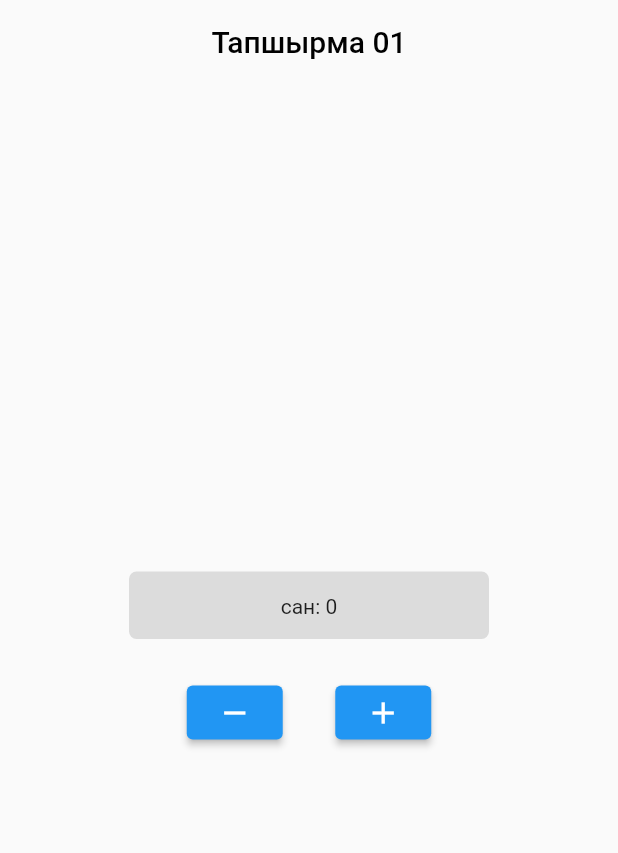
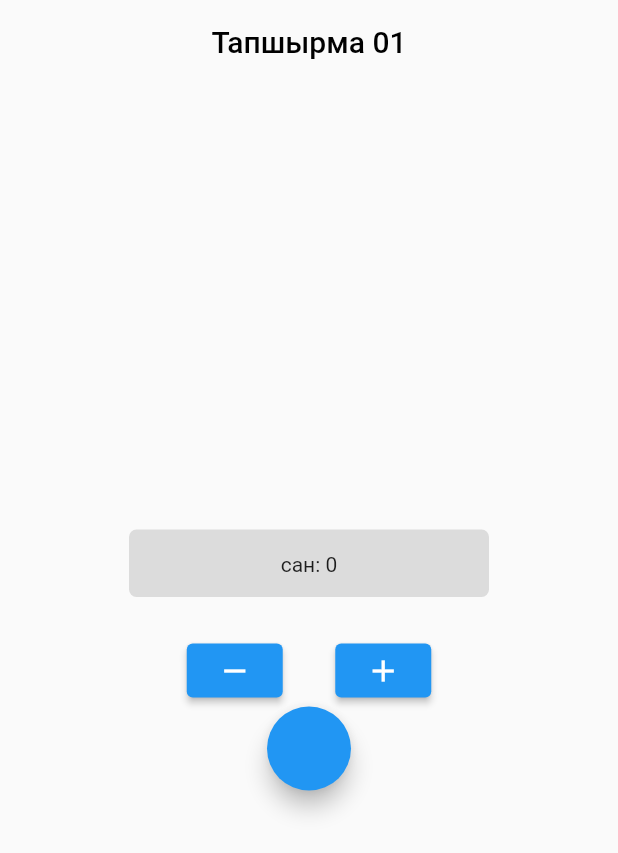
Before and after one commit to kgleader/Flutter-Projects, a Flutter app: the screen it shows after launch, on a phone screen of 412 x 824 dp. Shown: the top 853 px of the screen. Run offline on Flutter 3.47's test engine with Material 2 defaults, Android fonts, the phone set to English and light mode, and no system bars; statements that could not run were skipped.

Commit message:
sabak12_F9

```diff
--- a/counterapp/lib/counter.dart
+++ b/counterapp/lib/counter.dart
@@ -92,6 +92,8 @@ class _MyHomePageState extends State<MyHomePage> {
                       child: const Icon(Icons.add),
                     ),
                   ]),
+                  FloatingActionButton(onPressed:
+                  )
             ]),
       ),
     );
```
Also changed, not shown: counterapp/lib/counter_page.dart (added).
